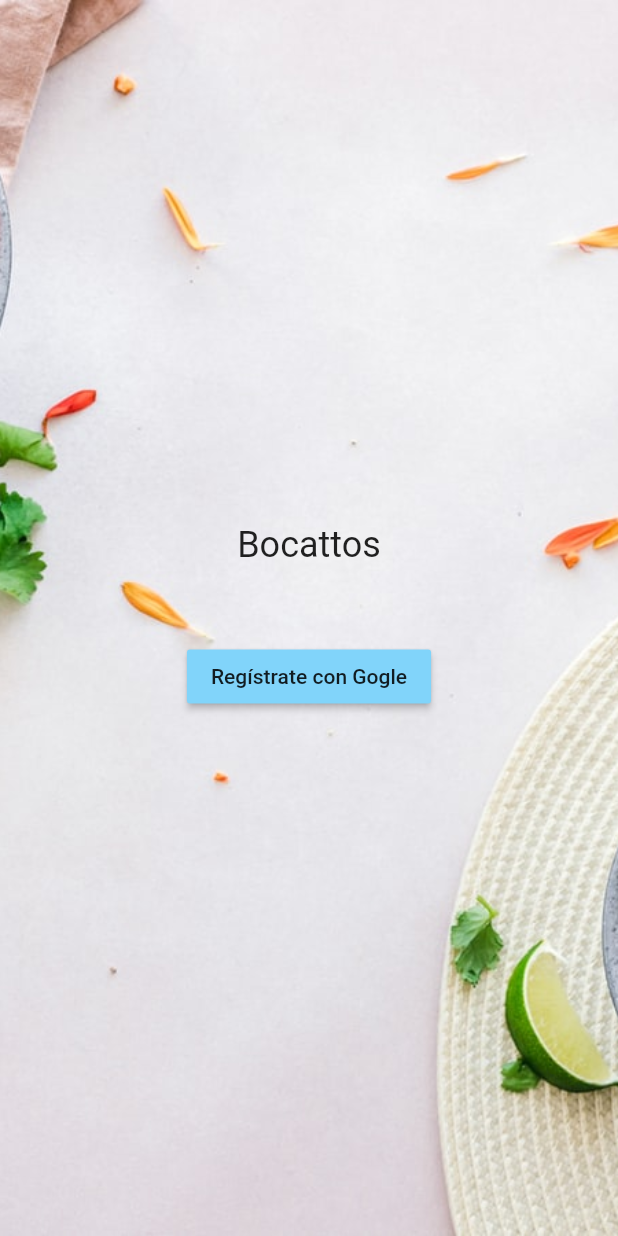
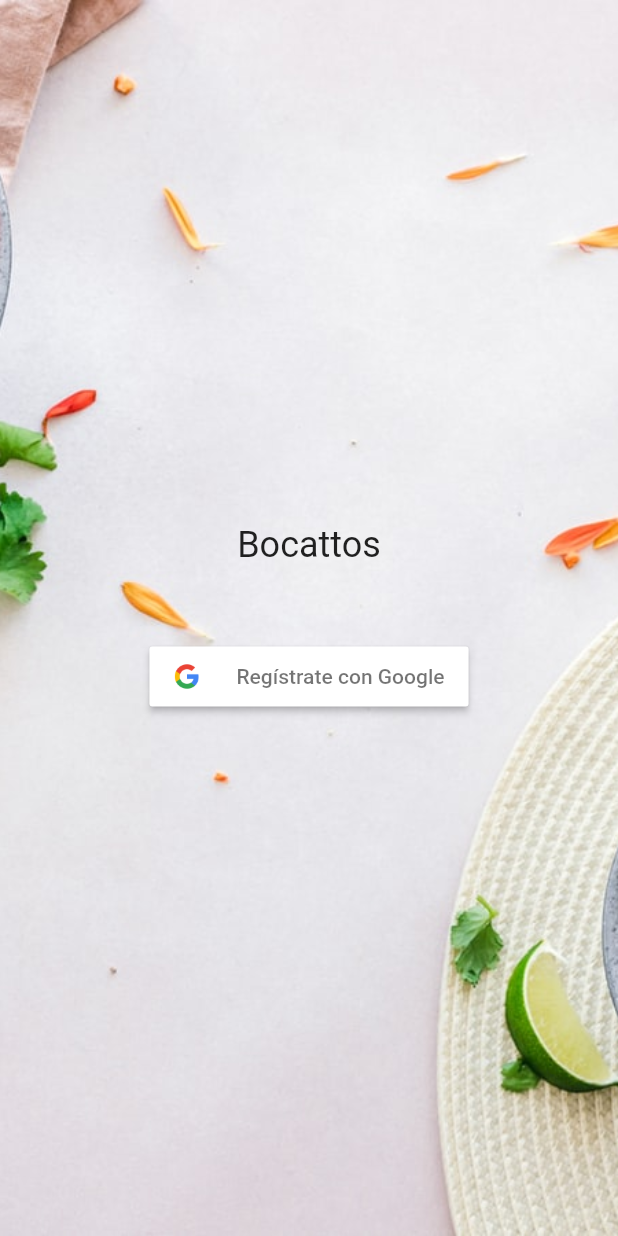
Before and after one commit to jlbarros/bocattos_app, a Flutter app: the screen it shows after launch, on a phone screen of 412 x 824 dp. Run offline on Flutter 3.47's test engine with Material 2 defaults, Android fonts, the phone set to English and light mode, and no system bars.

Commit message:
# ID004 Botón de Inicio de Sesión con Google
La aplicación va a usar un botón de inicio de sesión usando Google.
Para ello se deben seguir las reglas de marca de Google.

# Nuevo
## lib/ui/widgets/google_button.dart
- Contiene la clase `GoogleSignInButton` la cual crea el botón
  de Google.

## fonts/Roboto_Medium.ttf
- Fuente a utilizar en el botón de Google.

## pubspec.yaml
- Declara el recurso de la nueva fuente `Roboto-Medium.ttf`.
- Declara la imagen del logo de Google: `g-logo.png`.

NOTES:
El botón de Inicio de Sesión con Google debería presentar la Fuente
`Roboto` pero al declarla en `pubspec.yaml` y usarla en la definición
del texto del botón, la aplicación genera un error fatal de "Lost
Conection". Fue necesario quitar esa fuente para que funcionara.

En la rama 04_gbutton. Cambios a ser confirmados:
+: assets/g-logo.png
+: fonts/Roboto-Medium.ttf
+: lib/ui/widgets/google_button.dart

*: lib/ui/screens/login.dart
*: pubspec.yaml

*: CHANGELOG.md
*: DOING.md

+: wiki/04_sign_google.adoc

```diff
--- a/bocattos_app/lib/ui/screens/login.dart
+++ b/bocattos_app/lib/ui/screens/login.dart
@@ -1,4 +1,5 @@
 import 'package:flutter/material.dart';
+import 'package:bocattos_app/ui/widgets/google_button.dart';
 
 class LoginScreen extends StatelessWidget {
   @override
@@ -29,10 +30,8 @@ class LoginScreen extends StatelessWidget {
               _buildText(),
               // Espacio entre recetas y el botón:
               SizedBox(height: 50.0),
-              MaterialButton(
-                color: Colors.lightBlue[200],
-                child: Text("Regístrate con Gogle"),
-                onPressed: () => print("Botón presionado."),
+              GoogleSignInButton(
+                onPressed: () => print("Botón presionado"),
               ),
             ],
           ),
--- /dev/null
+++ b/bocattos_app/lib/ui/widgets/google_button.dart
@@ -0,0 +1,44 @@
+import 'package:flutter/material.dart';
+
+class GoogleSignInButton extends StatelessWidget {
+  GoogleSignInButton({this.onPressed});
+
+  final Function onPressed;
+
+  @override
+  Widget build(BuildContext context) {
+    Image _buildLogo() {
+      return Image.asset(
+        "assets/g-logo.png",
+        height: 18.0,
+        width: 18.0,
+      );
+    }
+
+    Opacity _buildText() {
+      return Opacity(
+        opacity: 0.54,
+        child: Text(
+          "Regístrate con Google",
+          style: TextStyle(
+            color: Colors.black,
+          ),
+        ),
+      );
+    }
+
+    return MaterialButton(
+      height: 40.0,
+      onPressed: this.onPressed,
+      color: Colors.white,
+      child: Row(
+        mainAxisSize: MainAxisSize.min,
+        children: <Widget>[
+          _buildLogo(),
+          SizedBox(width: 24.0),
+          _buildText(),
+        ],
+      ),
+    );
+  }
+}
--- a/bocattos_app/pubspec.yaml
+++ b/bocattos_app/pubspec.yaml
@@ -18,8 +18,11 @@ dev_dependencies:
 
 flutter:
   uses-material-design: true
+
   assets:
     - assets/bg.jpeg
+    - assets/g-logo.png
+
   fonts:
     - family: Merriweather
       fonts:
```
Also changed, not shown: bocattos_app/assets/g-logo.png (added), bocattos_app/fonts/Roboto-Medium.ttf (added), 3 other files.
